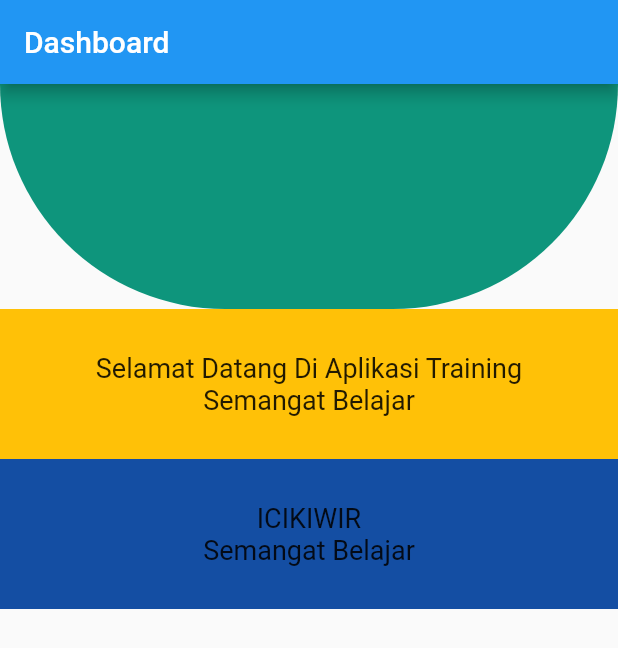
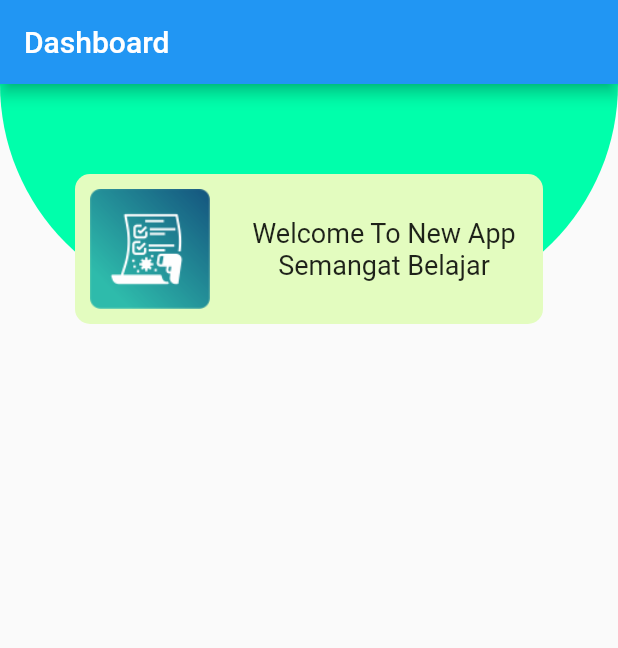
Before and after one commit to sanseru/TrainingFlutter, a Flutter app: the screen it shows after launch, on a phone screen of 412 x 824 dp. Shown: the top 648 px of the screen. Run offline on Flutter 3.47's test engine with Material 2 defaults, Android fonts, the light colour scheme and no system bars.

Commit message:
Training Day 1 FInish

```diff
--- a/lib/screen/HomePage.dart
+++ b/lib/screen/HomePage.dart
@@ -14,25 +14,33 @@ class HomePage extends StatelessWidget {
               Container(
                 height: 150,
                 decoration: BoxDecoration(
-                  color: Color.fromARGB(255, 14, 149, 124),
+                  color: Color(0xFF00FFAB),
                   borderRadius: BorderRadius.only(
                     bottomLeft: Radius.circular(150),
                     bottomRight: Radius.circular(150),
                   ),
                 ),
               ),
-            ],
+              Container(
+                margin: EdgeInsets.only(left: 50, right: 50, top: 60),
+                height: 100,
+                decoration: BoxDecoration(
+                    color: Color(0xFFE3FCBF), //Colors.red
+                    borderRadius: BorderRadius.circular(10)),
+                child: Row(
+                  children: [
+                    Image.asset(
+                      "assets/Test.png",
+                      height: 80,
+                      width: 100,
                     ),
-          Container(
-            height: 100,
-            decoration: BoxDecoration(color: Colors.amber),
-            child: Center(
+                    Expanded(
                       child: Column(
                         crossAxisAlignment: CrossAxisAlignment.center,
                         mainAxisAlignment: MainAxisAlignment.center,
                         children: [
                           Text(
-                    'Selamat Datang Di Aplikasi Training',
+                            'Welcome To New App',
                             style: TextStyle(fontSize: 18),
                           ),
                           Text(
@@ -42,27 +50,32 @@ class HomePage extends StatelessWidget {
                         ],
                       ),
                     ),
+                  ],
                 ),
-          Container(
-            height: 100,
-            decoration: BoxDecoration(color: Color.fromARGB(255, 20, 78, 163)),
-            child: Center(
-              child: Column(
-                crossAxisAlignment: CrossAxisAlignment.center,
-                mainAxisAlignment: MainAxisAlignment.center,
-                children: [
-                  Text(
-                    'ICIKIWIR',
-                    style: TextStyle(fontSize: 18),
-                  ),
-                  Text(
-                    'Semangat Belajar',
-                    style: TextStyle(fontSize: 18),
               ),
             ],
           ),
-            ),
-          ),
+
+          // Container(
+          //   height: 100,
+          //   decoration: BoxDecoration(color: Color.fromARGB(255, 20, 78, 163)),
+          //   child: Center(
+          //     child: Column(
+          //       crossAxisAlignment: CrossAxisAlignment.center,
+          //       mainAxisAlignment: MainAxisAlignment.center,
+          //       children: [
+          //         Text(
+          //           'ICIKIWIR',
+          //           style: TextStyle(fontSize: 18),
+          //         ),
+          //         Text(
+          //           'Semangat Belajar',
+          //           style: TextStyle(fontSize: 18),
+          //         ),
+          //       ],
+          //     ),
+          //   ),
+          // ),
         ],
       ),
     );
--- a/pubspec.yaml
+++ b/pubspec.yaml
@@ -60,7 +60,8 @@ flutter:
   uses-material-design: true
 
   # To add assets to your application, add an assets section, like this:
-  # assets:
+  assets:
+  - assets/
   #   - images/a_dot_burr.jpeg
   #   - images/a_dot_ham.jpeg
 
```
Also changed, not shown: assets/Test.png (added), assets/iconsurveyit.png (added), assets/man.png (added). Lines whose indentation alone changed are shown as unchanged.
